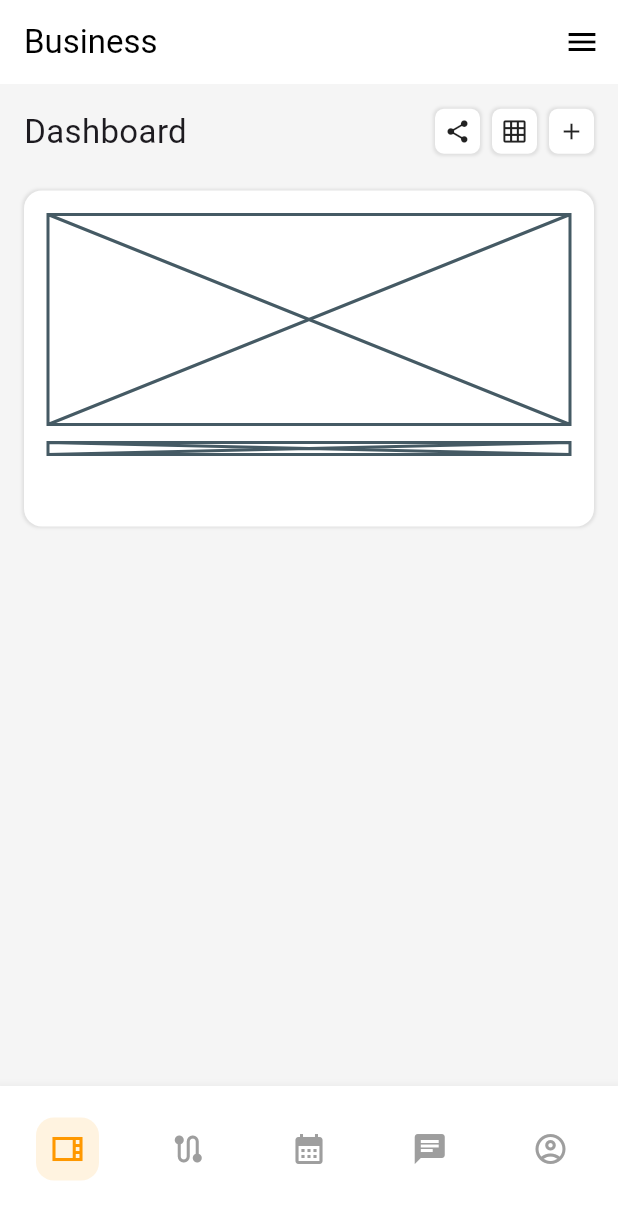
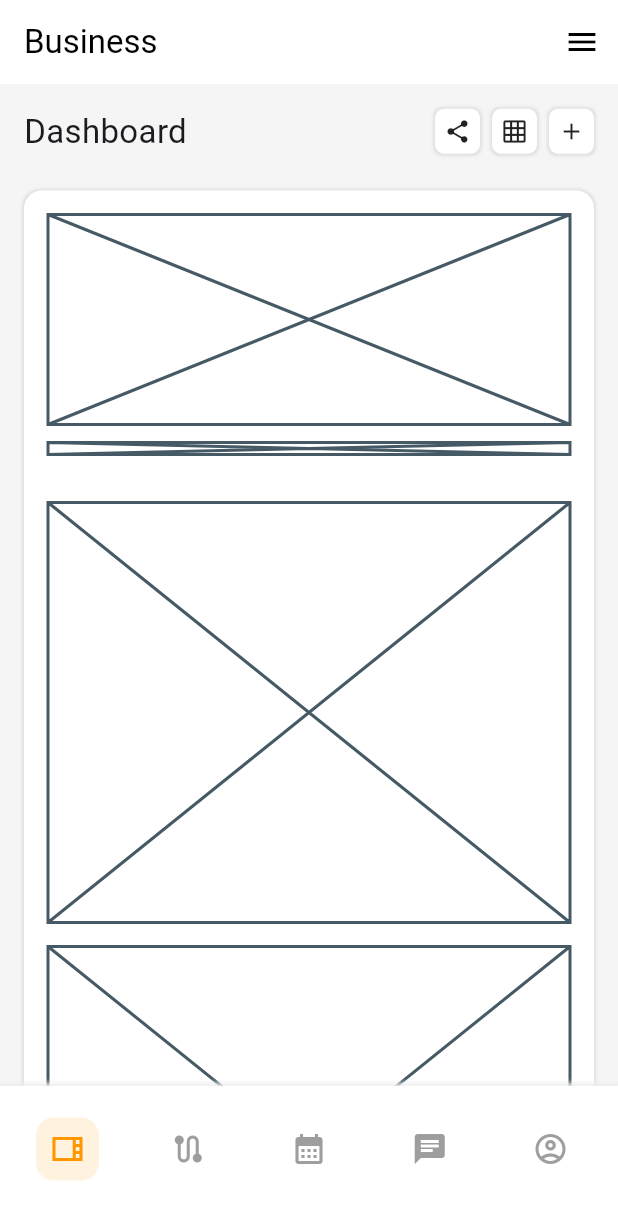
Before and after one commit to JAICHANGPARK/flutter_notebook_chapter_49, a Flutter app: the BusinessMainPage screen opened directly, on a phone screen of 412 x 824 dp. Shown: the top 1220 px of the screen. Run offline on Flutter 3.47's test engine with Material 3 defaults, Android fonts, the phone set to English and light mode, and no system bars; our stand-ins replace dots_indicator, gap, google_fonts.

Commit message:
Update business_main_page.dart

```diff
--- a/lib/ep2467_business_control_center_app/ui/business_main_page.dart
+++ b/lib/ep2467_business_control_center_app/ui/business_main_page.dart
@@ -101,6 +101,9 @@ class _BusinessMainPageState extends State<BusinessMainPage> {
                         Gap(12),
                         SizedBox(height: 8, child: Placeholder()),
                         Gap(32),
+                        Container(height: 280, child: Placeholder()),
+                        Gap(16),
+                        Container(height: 280, child: Placeholder()),
                       ],
                     ),
                   ),
```
